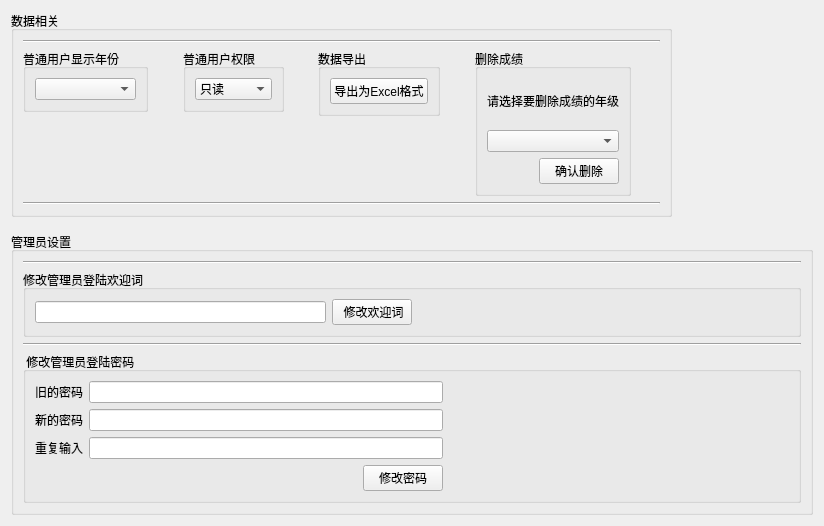
Old version of the form ui/SetWidget.ui in the repository hurley25/xylms.
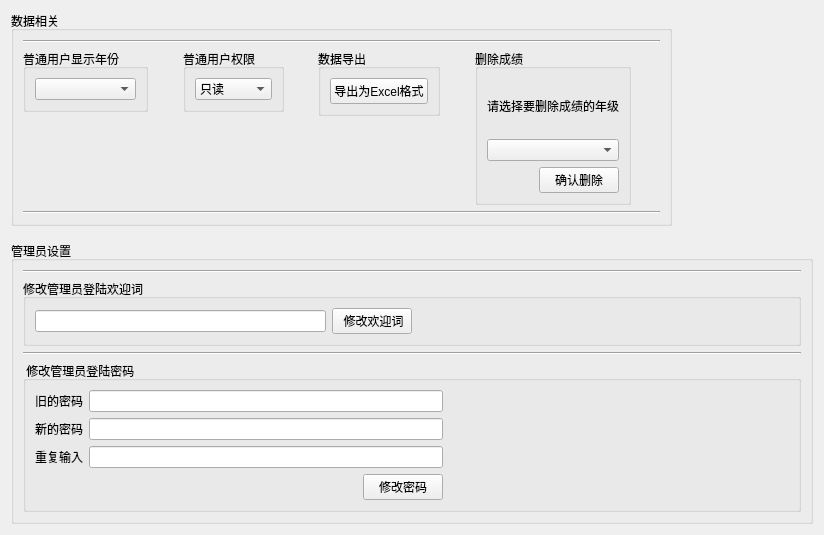
New version of the form.

Commit message: 基本完成系统设置的编程。

Diff of the .ui file:
```diff
--- a/ui/SetWidget.ui
+++ b/ui/SetWidget.ui
@@ -7,7 +7,7 @@
     <x>0</x>
     <y>0</y>
     <width>824</width>
-    <height>526</height>
+    <height>535</height>
    </rect>
   </property>
   <property name="windowTitle">
```
Left out of the diff: 2 changed lines with no effect on the pictures. The commit also changes 2 other files.
